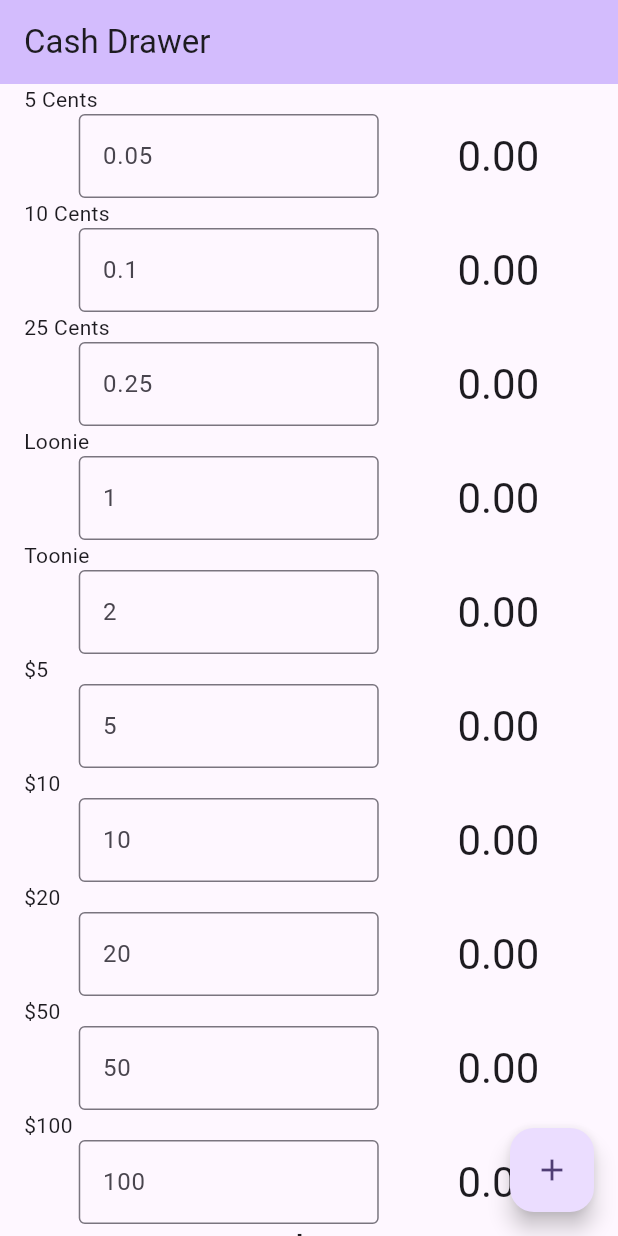
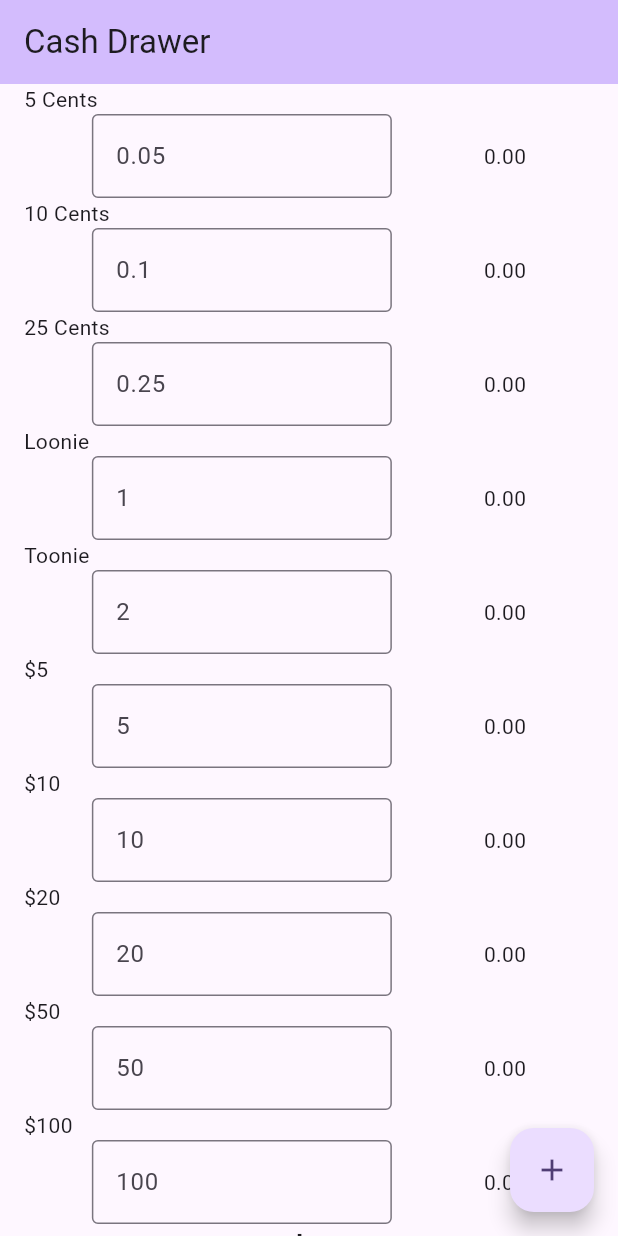
Before and after one commit to mammut001/Cash-Drawer, a Flutter app: the screen it shows after launch, on a phone screen of 412 x 824 dp. Run offline on Flutter 3.47's test engine with Material 3 defaults, Android fonts, the phone set to English and light mode, and no system bars.

Commit message:
fixed error and added warning.dart to prompt error when having more than 100 hundred bills

```diff
--- a/lib/main.dart
+++ b/lib/main.dart
@@ -1,5 +1,6 @@
 import 'package:cash_drawer/dialog_box.dart';
 import 'package:flutter/material.dart';
+import 'warning.dart';
 void main() {
   runApp(const MyApp());
 }
@@ -94,10 +95,17 @@ class _MyHomePageState extends State<MyHomePage> {
     super.initState();
 
     _hundredController.addListener(() {
+      final value = double.tryParse(_hundredController.text) ?? 0.0;
+      if (value > 100) {
+        WidgetsBinding.instance.addPostFrameCallback((_) {
+          _showWarning(context);
+        });
+      } else {
         setState(() {
-        _hundred = (double.tryParse(_hundredController.text) ?? 0.0) * 100;
+          _hundred = value * 100;
           _updateTotal();
         });
+      }
     });
 
     _fiftyController.addListener(() {
@@ -162,6 +170,15 @@ class _MyHomePageState extends State<MyHomePage> {
         _updateTotal();
       });
     });
+  }
+
+  void _showWarning(BuildContext ctx) async {
+    final result = await showDialog<String>(
+        context: ctx,
+        builder: (BuildContext context){
+          return Warning(msg: "ERROR");
+        });
+
   }
   void _showDialog(BuildContext ctx) async{
     final returnedResultFromWidget = await showDialog<String>(
@@ -234,7 +251,7 @@ class _MyHomePageState extends State<MyHomePage> {
                   ),
                   Text(
                     _fivecents.toStringAsFixed(2),
-                    style: Theme.of(context).textTheme.headlineMedium,
+                    style: Theme.of(context).textTheme.bodyMedium,
                   ),
                 ],
               ),
@@ -261,7 +278,7 @@ class _MyHomePageState extends State<MyHomePage> {
                   ),
                   Text(
                     _tencents.toStringAsFixed(2),
-                    style: Theme.of(context).textTheme.headlineMedium,
+                    style: Theme.of(context).textTheme.bodyMedium,
                   ),
                 ],
               ),
@@ -288,7 +305,7 @@ class _MyHomePageState extends State<MyHomePage> {
                   ),
                   Text(
                     _twofivecents.toStringAsFixed(2),
-                    style: Theme.of(context).textTheme.headlineMedium,
+                    style: Theme.of(context).textTheme.bodyMedium,
                   ),
                 ],
               ),
@@ -315,7 +332,7 @@ class _MyHomePageState extends State<MyHomePage> {
                   ),
                   Text(
                     _loonie.toStringAsFixed(2),
-                    style: Theme.of(context).textTheme.headlineMedium,
+                    style: Theme.of(context).textTheme.bodyMedium,
                   ),
                 ],
               ),
@@ -342,7 +359,7 @@ class _MyHomePageState extends State<MyHomePage> {
                   ),
                   Text(
                     _toonie.toStringAsFixed(2),
-                    style: Theme.of(context).textTheme.headlineMedium,
+                    style: Theme.of(context).textTheme.bodyMedium,
                   ),
                 ],
               ),
@@ -369,7 +386,7 @@ class _MyHomePageState extends State<MyHomePage> {
                   ),
                   Text(
                     _five.toStringAsFixed(2),
-                    style: Theme.of(context).textTheme.headlineMedium,
+                    style: Theme.of(context).textTheme.bodyMedium,
                   ),
                 ],
               ),
@@ -396,7 +413,7 @@ class _MyHomePageState extends State<MyHomePage> {
                   ),
                   Text(
                     _ten.toStringAsFixed(2),
-                    style: Theme.of(context).textTheme.headlineMedium,
+                    style: Theme.of(context).textTheme.bodyMedium,
                   ),
                 ],
               ),
@@ -423,7 +440,7 @@ class _MyHomePageState extends State<MyHomePage> {
                   ),
                   Text(
                     _twenty.toStringAsFixed(2),
-                    style: Theme.of(context).textTheme.headlineMedium,
+                    style: Theme.of(context).textTheme.bodyMedium,
                   ),
                 ],
               ),
@@ -450,7 +467,7 @@ class _MyHomePageState extends State<MyHomePage> {
                   ),
                   Text(
                     _fifty.toStringAsFixed(2),
-                    style: Theme.of(context).textTheme.headlineMedium,
+                    style: Theme.of(context).textTheme.bodyMedium,
                   ),
                 ],
               ),
@@ -477,7 +494,7 @@ class _MyHomePageState extends State<MyHomePage> {
                   ),
                   Text(
                     _hundred.toStringAsFixed(2),
-                    style: Theme.of(context).textTheme.headlineMedium,
+                    style: Theme.of(context).textTheme.bodyMedium,
                   ),
                 ],
               ),
@@ -488,23 +505,20 @@ class _MyHomePageState extends State<MyHomePage> {
                     Align(
                       alignment: Alignment.centerLeft,
                       child: Padding(
-                        padding: const EdgeInsets.all(8.0),
+                        padding: const EdgeInsets.all(40),
                         child: Row(
                           mainAxisAlignment: MainAxisAlignment.spaceEvenly,
                           children: [
-                            SizedBox(
-                              width: 200,
-                              child: TextField(
+                            Expanded(child: TextField(
                         controller: _controllers[i],
                             keyboardType: TextInputType.number,
                             decoration: InputDecoration(
                               border: const OutlineInputBorder(),
                               hintText: 'Enter value',
                               labelText: _names[i],
-                                ),
-                              ),
-                            ),
-                          ],
+                            )),
+
+                            )],
                         ),
                       ),
                     ),
```
Also changed, not shown: lib/warning.dart (added, +20 -0 lines). Lines whose indentation alone changed are shown as unchanged.
